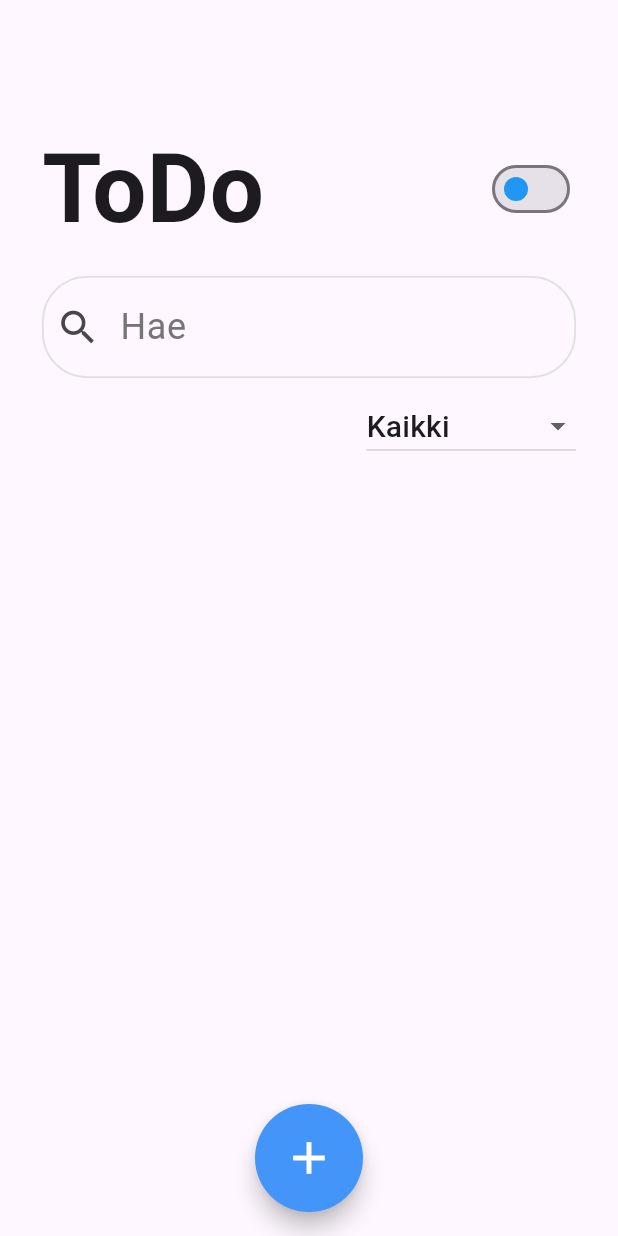
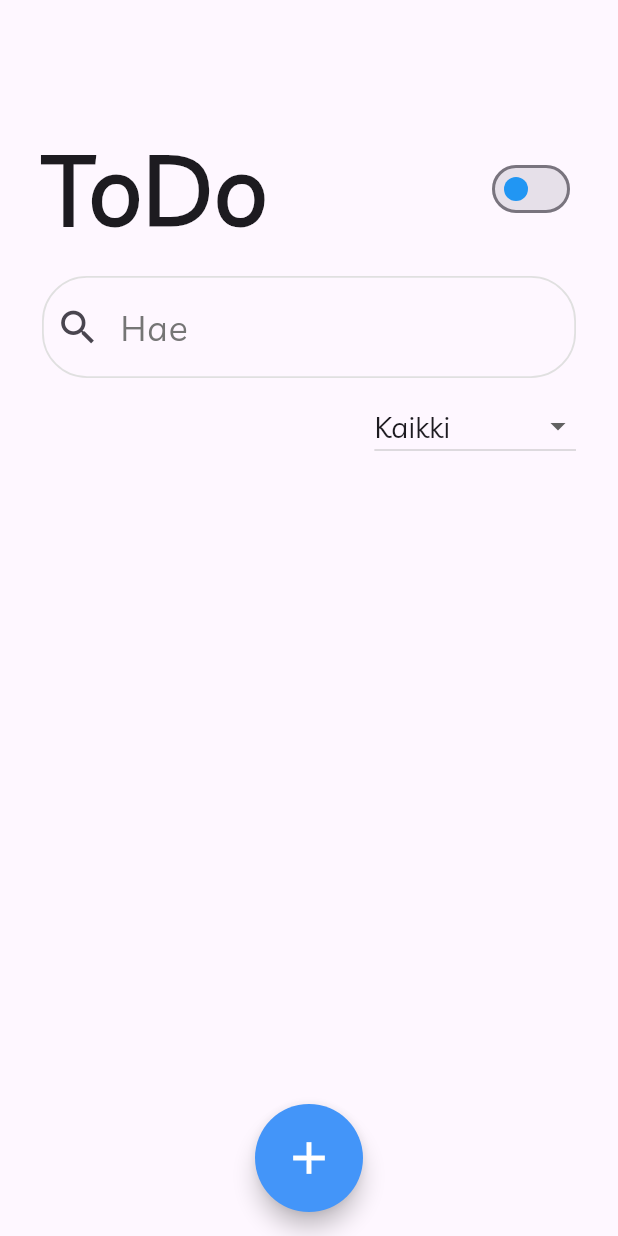
Before and after one commit to Dumbfinntales/RNMRT_MobiiliProjekti, a Flutter app: the screen it shows after launch, on a phone screen of 412 x 824 dp. Run offline on Flutter 3.47's test engine with Material 3 defaults, Android fonts, the phone set to English and light mode, and no system bars; our stand-ins replace shared_preferences.

Commit message:
Fontti lisätty

```diff
--- a/lib/main.dart
+++ b/lib/main.dart
@@ -10,7 +10,9 @@ class ToDoApp extends StatelessWidget {
   Widget build(BuildContext context) {
     return MaterialApp(
       title: 'RNMRT ToDo App', // Sovelluksen nimi
-      theme: ThemeData(primarySwatch: Colors.teal), // Väri teemaan, näitä voi alkaa muokkaamaan tarkemmin myöhemmin
+      theme: ThemeData(
+        primarySwatch: Colors.teal, // Väri teemaan, näitä voi alkaa muokkaamaan tarkemmin myöhemmin
+        fontFamily: 'MyFont',),
       home: HomeScreen(), // Kotiruutu
     );
   }
--- a/pubspec.yaml
+++ b/pubspec.yaml
@@ -59,6 +59,10 @@ flutter:
   # the material Icons class.
   uses-material-design: true
 
+  fonts:
+    - family: MyFont
+      fonts:
+        - asset: assets/fonts/Livvic-Regular.ttf
   # To add assets to your application, add an assets section, like this:
   # assets:
   #   - images/a_dot_burr.jpeg
```
Also changed, not shown: assets/fonts/Livvic-Regular.ttf (added), pubspec.lock, 4 other files.
